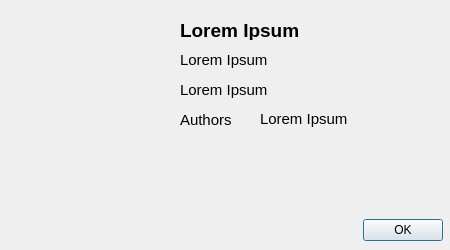
First picture: the form in src/aboutdialog.ui, repository darenliang/resauce, before the edit.
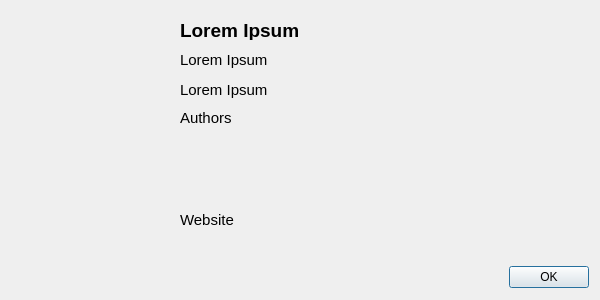
Second picture: the form after the edit. Icons and pictures are not drawn.

The edit to the form file:
```diff
--- a/src/aboutdialog.ui
+++ b/src/aboutdialog.ui
@@ -6,8 +6,8 @@
    <rect>
     <x>0</x>
     <y>0</y>
-    <width>450</width>
-    <height>250</height>
+    <width>600</width>
+    <height>300</height>
    </rect>
   </property>
   <property name="sizePolicy">
@@ -94,8 +94,8 @@
     <rect>
      <x>180</x>
      <y>110</y>
-     <width>80</width>
-     <height>20</height>
+     <width>401</width>
+     <height>16</height>
     </rect>
    </property>
    <property name="font">
@@ -122,9 +122,9 @@
    <property name="geometry">
     <rect>
      <x>180</x>
-     <y>180</y>
-     <width>280</width>
-     <height>40</height>
+     <y>155</y>
+     <width>231</width>
+     <height>41</height>
     </rect>
    </property>
    <property name="font">
@@ -147,35 +147,6 @@
     <bool>false</bool>
    </property>
   </widget>
-  <widget class="QLabel" name="authorListLabel">
-   <property name="geometry">
-    <rect>
-     <x>260</x>
-     <y>110</y>
-     <width>160</width>
-     <height>60</height>
-    </rect>
-   </property>
-   <property name="font">
-    <font>
-     <pointsize>11</pointsize>
-     <weight>50</weight>
-     <bold>false</bold>
-    </font>
-   </property>
-   <property name="text">
-    <string>Lorem Ipsum</string>
-   </property>
-   <property name="textFormat">
-    <enum>Qt::PlainText</enum>
-   </property>
-   <property name="alignment">
-    <set>Qt::AlignLeading|Qt::AlignLeft|Qt::AlignTop</set>
-   </property>
-   <property name="wordWrap">
-    <bool>false</bool>
-   </property>
-  </widget>
   <widget class="QLabel" name="versionLabel">
    <property name="geometry">
     <rect>
@@ -208,8 +179,8 @@
   <widget class="QDialogButtonBox" name="okbutton">
    <property name="geometry">
     <rect>
-     <x>362</x>
-     <y>217</y>
+     <x>508</x>
+     <y>264</y>
      <width>81</width>
      <height>26</height>
     </rect>
@@ -218,6 +189,35 @@
     <set>QDialogButtonBox::Ok</set>
    </property>
   </widget>
+  <widget class="QLabel" name="website">
+   <property name="geometry">
+    <rect>
+     <x>180</x>
+     <y>210</y>
+     <width>411</width>
+     <height>20</height>
+    </rect>
+   </property>
+   <property name="font">
+    <font>
+     <pointsize>11</pointsize>
+     <weight>50</weight>
+     <bold>false</bold>
+    </font>
+   </property>
+   <property name="text">
+    <string>Website</string>
+   </property>
+   <property name="textFormat">
+    <enum>Qt::PlainText</enum>
+   </property>
+   <property name="alignment">
+    <set>Qt::AlignLeading|Qt::AlignLeft|Qt::AlignVCenter</set>
+   </property>
+   <property name="wordWrap">
+    <bool>false</bool>
+   </property>
+  </widget>
  </widget>
  <resources/>
  <connections>
```
